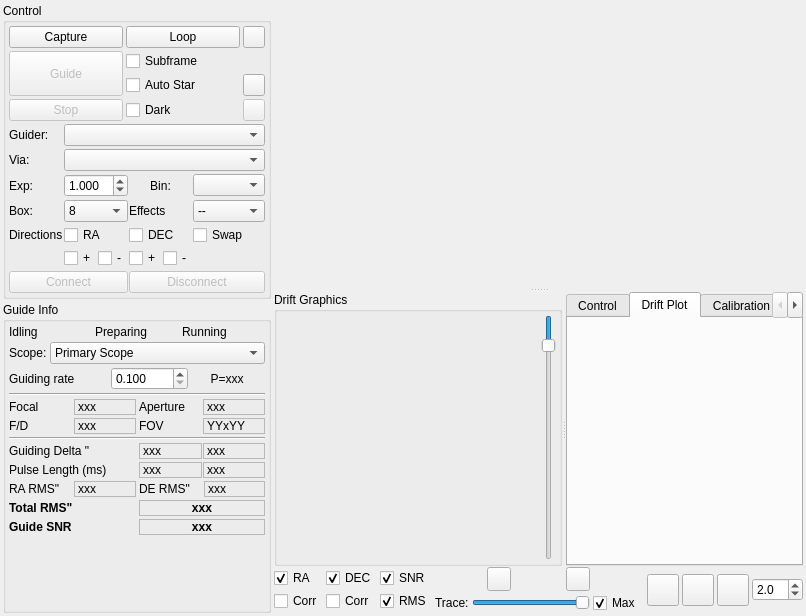
KDE/kstars, file kstars/ekos/guide/guide.ui: the form before one commit.
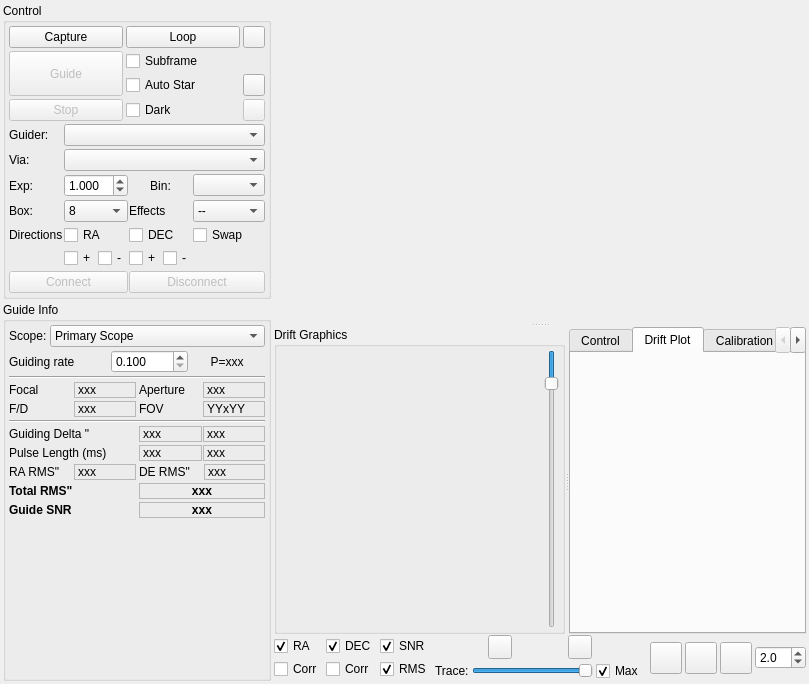
The form after the commit. Icons and pictures are not drawn. Custom widgets are drawn as their Qt base class.

What changed in the file:
```diff
--- a/kstars/ekos/guide/guide.ui
+++ b/kstars/ekos/guide/guide.ui
@@ -6,8 +6,8 @@
    <rect>
     <x>0</x>
     <y>0</y>
-    <width>806</width>
-    <height>616</height>
+    <width>809</width>
+    <height>684</height>
    </rect>
   </property>
   <layout class="QHBoxLayout" name="horizontalLayout_8" stretch="1,3">
@@ -504,49 +504,6 @@
         <property name="bottomMargin">
          <number>3</number>
         </property>
-        <item>
-         <layout class="QHBoxLayout" name="stateGroupBox">
-          <item>
-           <widget class="QLabel" name="idlingStateLabel">
-            <property name="sizePolicy">
-             <sizepolicy hsizetype="Preferred" vsizetype="Preferred">
-              <horstretch>1</horstretch>
-              <verstretch>0</verstretch>
-             </sizepolicy>
-            </property>
-            <property name="text">
-             <string>Idling</string>
-            </property>
-           </widget>
-          </item>
-          <item>
-           <widget class="QLabel" name="preparingStateLabel">
-            <property name="sizePolicy">
-             <sizepolicy hsizetype="Preferred" vsizetype="Preferred">
-              <horstretch>1</horstretch>
-              <verstretch>0</verstretch>
-             </sizepolicy>
-            </property>
-            <property name="text">
-             <string>Preparing</string>
-            </property>
-           </widget>
-          </item>
-          <item>
-           <widget class="QLabel" name="runningStateLabel">
-            <property name="sizePolicy">
-             <sizepolicy hsizetype="Preferred" vsizetype="Preferred">
-              <horstretch>1</horstretch>
-              <verstretch>0</verstretch>
-             </sizepolicy>
-            </property>
-            <property name="text">
-             <string>Running</string>
-            </property>
-           </widget>
-          </item>
-         </layout>
-        </item>
         <item>
          <layout class="QHBoxLayout" name="horizontalLayout_6">
           <property name="spacing">
@@ -1480,7 +1437,7 @@
             <number>0</number>
            </property>
            <item>
-            <widget class="QCustomPlot" name="driftPlot" native="true">
+            <widget class="GuideTargetPlot" name="targetPlot" native="true">
              <property name="sizePolicy">
               <sizepolicy hsizetype="Expanding" vsizetype="Expanding">
                <horstretch>0</horstretch>
@@ -1862,6 +1819,18 @@
   </layout>
  </widget>
  <customwidgets>
+  <customwidget>
+   <class>GuideDriftGraph</class>
+   <extends>QWidget</extends>
+   <header>ekos/guide/guidedriftgraph.h</header>
+   <container>1</container>
+  </customwidget>
+  <customwidget>
+   <class>GuideTargetPlot</class>
+   <extends>QWidget</extends>
+   <header>ekos/guide/guidetargetplot.h</header>
+   <container>1</container>
+  </customwidget>
   <customwidget>
    <class>QCustomPlot</class>
    <extends>QWidget</extends>
```
Left out of the diff: 4 changed lines with no effect on the pictures.
